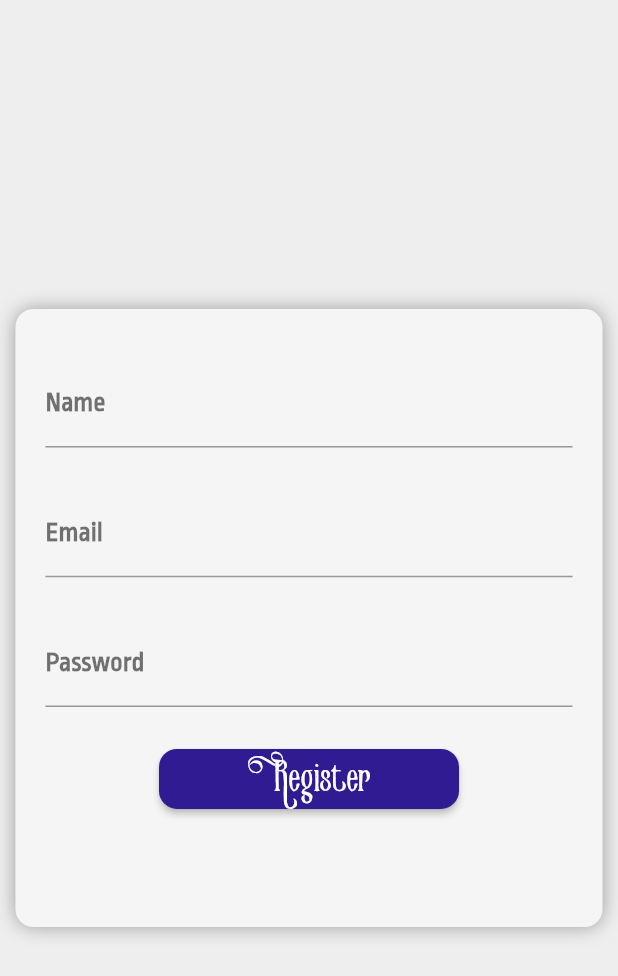
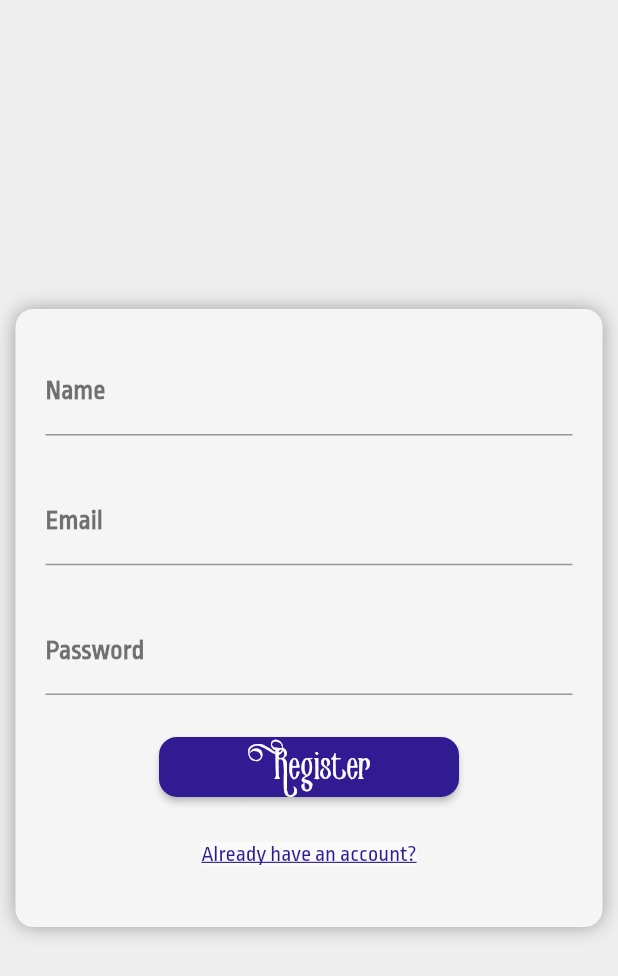
Before and after one commit to nehamdr225/shopping_application_esellglobe, a Flutter app: the screen it shows after launch, after a tap on "Signup", on a phone screen of 412 x 824 dp. Shown: the top 976 px of the screen. Run offline on Flutter 3.47's test engine with Material 2 defaults, Android fonts, the phone set to English and light mode, and no system bars; our stand-ins replace carousel_pro, flutter_secure_storage, smooth_star_rating; missing offline and left inert: flutter_statusbarcolor.

Commit message:
ui changes

```diff
--- a/lib/main.dart
+++ b/lib/main.dart
@@ -13,12 +13,12 @@ void main() async {
       textSelectionColor: Colors.black38,
       textTheme: TextTheme(
           headline: TextStyle(fontSize: 24.0, color: Colors.black38),
-          title: TextStyle(fontSize: 14.0, color: Colors.black38),
+          title: TextStyle(fontSize: 18.0, color: Colors.black87),
           body1: TextStyle(fontSize: 12.0),
           body2: TextStyle(
             fontSize: 18.0,
           ),
-          caption: TextStyle(fontSize: 12.0, color: Colors.grey[400])),
+          caption: TextStyle(fontSize: 14.0, color: Colors.black87)),
     ),
     home: token != null ? HomePageApp() : UserPromptApp(),
   ));
--- a/lib/pages/Signup.dart
+++ b/lib/pages/Signup.dart
@@ -1,7 +1,10 @@
+import 'package:EsellGlobe/pages/Signin.dart';
 import 'package:flutter/material.dart';
+
+import '../helpers/Validators.dart';
 import '../widget/atoms/Forms.dart';
 import '../widget/atoms/RaisedButton.dart';
-import '../helpers/Validators.dart';
+import '../widget/atoms/FancyText.dart';
 
 class SignUpPage extends StatefulWidget {
   @override
@@ -63,11 +66,8 @@ class _PageState extends State<SignUpPage> {
             width: screenWidth * 0.95,
             decoration: BoxDecoration(
                 color: Colors.grey[100],
-                boxShadow:[
-                  BoxShadow(
-                    color: Colors.grey,
-                    blurRadius: 10.0
-                  ),
+                boxShadow: [
+                  BoxShadow(color: Colors.grey, blurRadius: 10.0),
                 ],
                 borderRadius: BorderRadius.all(Radius.circular(12.0))),
             child: Column(
@@ -118,6 +118,15 @@ class _PageState extends State<SignUpPage> {
                         text: "Register",
                       ), //onPressed: () {}),
                       SizedBox(height: 30.0),
+                      FancyText(
+                          text: "Already have an account?",
+                          size: 15.0,
+                          onTap: () {
+                            Navigator.push(
+                                context,
+                                MaterialPageRoute(
+                                    builder: (context) => SignInPage()));
+                          })
                     ],
                   ),
                 ),
--- a/lib/pages/UserPromt.dart
+++ b/lib/pages/UserPromt.dart
@@ -1,3 +1,4 @@
+import 'package:EsellGlobe/pages/Home.dart';
 import 'package:flutter/material.dart';
 import 'package:flutter_statusbarcolor/flutter_statusbarcolor.dart';
 
@@ -23,7 +24,10 @@ class UserPromptApp extends StatelessWidget {
             Padding(padding: EdgeInsets.all(12.0)),
             FRaisedButton(text: "Signup"),
             Padding(padding: EdgeInsets.all(12.0)),
-            FancyText(text: "Continue without signin!")
+            FancyText(text: "Continue without signin!", size: 20.0, onTap:(){
+              Navigator.push(
+              context, MaterialPageRoute(builder: (context) =>  HomePageApp()));
+            } )
           ]),
     ));
   }
--- a/lib/widget/atoms/BrandLogos.dart
+++ b/lib/widget/atoms/BrandLogos.dart
@@ -9,7 +9,7 @@ class BrandLogos extends StatelessWidget {
       height: 40.0,
       child: FloatingActionButton(
         child: const Text(
-          ' LOGO AREAS ',
+          'eSell Globe',
           style: TextStyle(
             color: Colors.white,
             fontFamily: 'Ropa Sans',
--- a/lib/widget/atoms/FancyText.dart
+++ b/lib/widget/atoms/FancyText.dart
@@ -1,21 +1,20 @@
 import 'package:flutter/material.dart';
-import '../../pages/Home.dart';
 
 class FancyText extends StatelessWidget {
   final String text;
-  FancyText({this.text});
+  final double size;
+  final Function onTap;
+
+  FancyText({this.text, this.size, this.onTap});
   @override
   Widget build(BuildContext context) {
     return Material(
       child: InkWell(
-        onTap: () {
-          Navigator.push(
-              context, MaterialPageRoute(builder: (context) => HomePageApp()));
-        },
+        onTap: onTap,
         child: Text(text,
             style: TextStyle(
                 fontFamily: 'Ropa Sans',
-                fontSize: 20.0,
+                fontSize: size,
                 color: Colors.deepPurple[900],
                 decoration: TextDecoration.underline,
                 decorationColor: Colors.deepPurple[900])),
```
